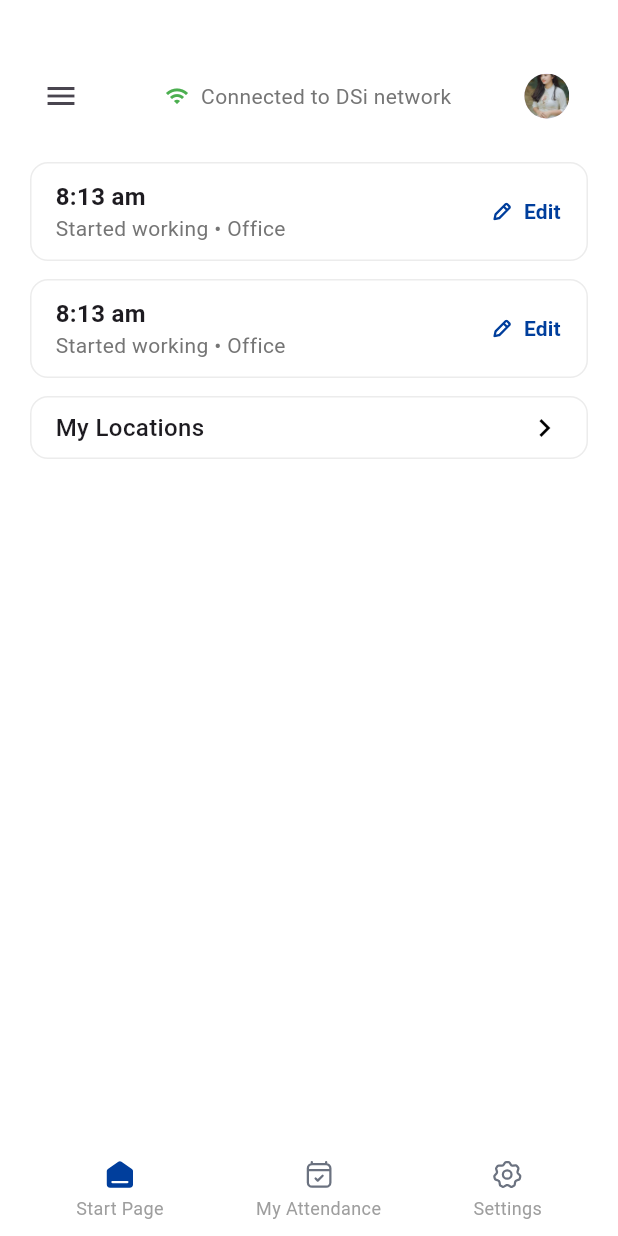
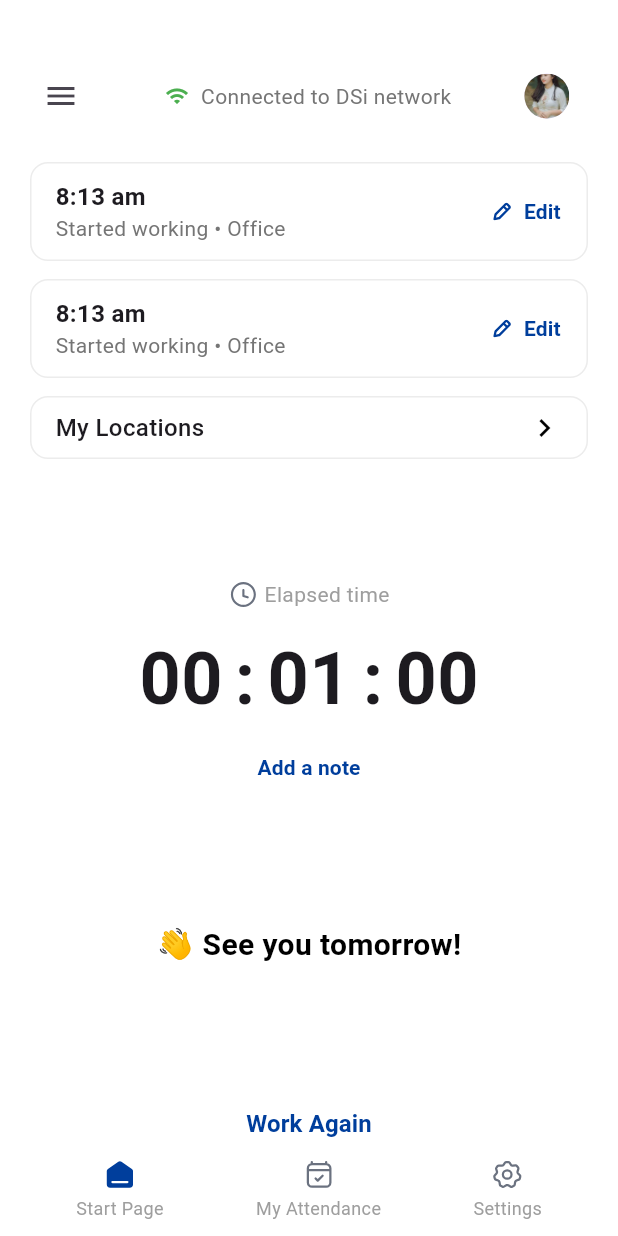
Before and after one commit to kabbo25/new_design, a Flutter app: the FinishWorkingView screen opened directly, on a phone screen of 412 x 824 dp. Run offline on Flutter 3.47's test engine with Material 3 defaults, Android fonts, the phone set to English and light mode, and no system bars; our stand-ins replace connectivity_plus, flutter_svg, gap, geocoding, geolocator, go_router and 1 more; missing offline and left inert: gif_view, network_info_plus; generated files the repository leaves out were written again; project files that could hold a hidden picture were left out.

Commit message:
adding note modal and good bye text

```diff
--- a/lib/core/config/router/app_router.dart
+++ b/lib/core/config/router/app_router.dart
@@ -1,5 +1,7 @@
 import 'package:flutter/material.dart';
 import 'package:go_router/go_router.dart';
+import 'package:new_design/features/finish_working/model/working_status.dart';
+import 'package:new_design/features/finish_working/view/pages/finish_working_page.dart';
 import 'package:new_design/features/office_page/view/pages/attendance_error.dart';
 import 'package:new_design/features/office_page/view/pages/attendence_success.dart';
 import 'package:new_design/features/start_page/view/pages/attendance_page.dart';
@@ -37,5 +39,20 @@ final goRouter = GoRouter(
         return const StartWorkingPage();
       },
     ),
+    GoRoute(
+      path: '/finish-working',
+      name: 'finish_working',
+      builder: (context, state) {
+        final extra = state.extra as Map<String, dynamic>?;
+        if (extra == null || !extra.containsKey('workMode')) {
+          // Default to starting mode if not specified
+          return const FinishWorkingPage(workMode: WorkMode.starting);
+        }
+
+        return FinishWorkingPage(
+          workMode: extra['workMode'] as WorkMode,
+        );
+      },
+    ),
   ],
 );
--- a/lib/features/finish_working/view/pages/finish_working_page.dart
+++ b/lib/features/finish_working/view/pages/finish_working_page.dart
@@ -1,11 +1,15 @@
 import 'package:flutter/material.dart';
 import 'package:gap/gap.dart';
+import 'package:new_design/core/theme/app_palette.dart';
+import 'package:new_design/core/theme/app_text_styles.dart';
 import 'package:new_design/features/finish_working/model/working_status.dart';
+import 'package:new_design/features/finish_working/view/widgets/add_note_modal.dart';
 import 'package:new_design/features/finish_working/view/widgets/location_bottom_sheet.dart';
 import 'package:new_design/features/finish_working/view/widgets/network_profile_bar.dart';
 import 'package:new_design/features/finish_working/view/widgets/working_status_card.dart';
 import 'package:new_design/features/finish_working/viewmodel/finish_working_view_model.dart';
 import 'package:new_design/features/start_page/view/widgets/bottom_navigation_section.dart';
+import 'package:new_design/features/start_working/view/widgets/timer_section.dart';
 import 'package:provider/provider.dart';
 
 class FinishWorkingPage extends StatelessWidget {
@@ -39,7 +43,7 @@ class FinishWorkingView extends StatelessWidget {
             child: Padding(
               padding: const EdgeInsets.fromLTRB(20, 40, 20, 10),
               child: Column(
-                crossAxisAlignment: CrossAxisAlignment.start,
+                crossAxisAlignment: CrossAxisAlignment.center,
                 mainAxisAlignment: MainAxisAlignment.spaceBetween,
                 children: [
                   // network status bar with circle avatar
@@ -66,11 +70,45 @@ class FinishWorkingView extends StatelessWidget {
                     },
                   ),
                   const Spacer(),
+                  const TimerSection(),
+
                   // Timer section
 
                   // if any note added, it will appear here
 
                   // add a note elevated button
+                  TextButton(
+                    onPressed: () => _showAddNoteModal(context, viewModel),
+                    style: TextButton.styleFrom(
+                      padding: const EdgeInsets.symmetric(vertical: 12),
+                      backgroundColor: Colors.transparent,
+                    ),
+                    child: const Text(
+                      'Add a note',
+                      style: AppTextStyles.buttonText,
+                    ),
+                  ),
+                  const Spacer(),
+                  const Text(
+                    '👋 See you tomorrow!',
+                    style: AppTextStyles.heading2,
+                  ),
+                  const Spacer(),
+                  TextButton(
+                    onPressed: () => {},
+                    style: TextButton.styleFrom(
+                      padding: const EdgeInsets.symmetric(vertical: 12),
+                      backgroundColor: Colors.transparent,
+                    ),
+                    child: Text(
+                      'Work Again',
+                      style: AppTextStyles.customStyle(
+                        AppTextStyles.subtitle1,
+                        color: AppPalette.primary,
+                        weight: FontWeight.w600,
+                      ),
+                    ),
+                  ),
 
                   const Stack(
                     children: [
@@ -86,3 +124,22 @@ class FinishWorkingView extends StatelessWidget {
     );
   }
 }
+
+void _showAddNoteModal(BuildContext context, FinishWorkingViewModel viewModel) {
+  showModalBottomSheet(
+    context: context,
+    isScrollControlled:
+        true, // This ensures the modal can expand to full height if needed
+    backgroundColor: Colors.transparent,
+    builder: (context) => Padding(
+      padding: EdgeInsets.only(
+        bottom: MediaQuery.of(context).viewInsets.bottom,
+      ),
+      child: AddNoteModal(
+        onSaveNote: (note) {
+          viewModel.updateNote(note);
+        },
+      ),
+    ),
+  );
+}
--- a/lib/features/finish_working/viewmodel/finish_working_view_model.dart
+++ b/lib/features/finish_working/viewmodel/finish_working_view_model.dart
@@ -2,6 +2,10 @@ import 'package:flutter/material.dart';
 import 'package:new_design/features/finish_working/model/working_status.dart';
 
 class FinishWorkingViewModel extends ChangeNotifier {
+  String? _note;
+
+  String? get note => _note;
+
   late WorkingStatus _workingStatus;
   final List<String> _locations = [
     'Office',
@@ -37,4 +41,9 @@ class FinishWorkingViewModel extends ChangeNotifier {
     );
     notifyListeners();
   }
+
+  void updateNote(String newNote) {
+    _note = newNote;
+    notifyListeners();
+  }
 }
```
Also changed, not shown: lib/features/finish_working/view/widgets/add_note_modal.dart (added, +115 -0 lines), lib/features/office_page/viewmodel/network_verification_viewmodel.dart (+5 -3 lines).
